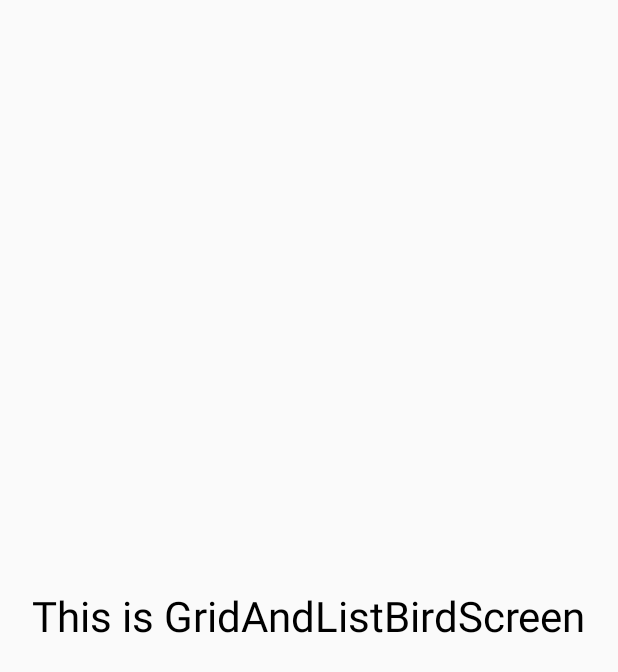
After one commit to hiroaki404/PublicPlayground, an Android app built with Jetpack Compose: the GridAndListBirdScreen screen opened through its navigation route, on a phone screen of 412 x 824 dp. The commit adds this screen. Shown: the top 672 px of the screen. Run offline under Robolectric (Android 15) with nearby library versions, the phone set to English and light mode, and no system bars; pictures from the network do not load; 2 statements that could not run were skipped.

Commit message:
feat: add GridAndListBirdScreen and navigation integration

```diff
--- a/app/src/main/java/com/example/publicplayground/shared_element_transition_and_animateBounds/BirdGridScreen.kt
+++ b/app/src/main/java/com/example/publicplayground/shared_element_transition_and_animateBounds/BirdGridScreen.kt
@@ -52,6 +52,7 @@ fun BirdGridScreen(
     goToCameraSpec: () -> Unit = {},
     goToQuiz: () -> Unit = {},
     goToLookaheadScopeUseLowLevelApiDemo: () -> Unit = {},
+    goToGridAndListBird: () -> Unit = {},
 ) {
     with(sharedTransitionScope) {
         Scaffold(
@@ -146,6 +147,9 @@ fun BirdGridScreen(
                 Button(onClick = goToLookaheadScopeUseLowLevelApiDemo) {
                     Text("Go to LookaheadScopeUseLowLevelApiDemo")
                 }
+                Button(onClick = goToGridAndListBird) {
+                    Text("Go to GridAndListBirdScreen")
+                }
                 Text("AI generated images for the images.")
             }
         }
--- a/app/src/main/java/com/example/publicplayground/shared_element_transition_and_animateBounds/Destination.kt
+++ b/app/src/main/java/com/example/publicplayground/shared_element_transition_and_animateBounds/Destination.kt
@@ -18,4 +18,7 @@ sealed class Destination {
 
     @Serializable
     object LookaheadScopeUseLowLevelApiDemo : Destination()
+
+    @Serializable
+    object GridAndListBird : Destination()
 }
--- /dev/null
+++ b/app/src/main/java/com/example/publicplayground/shared_element_transition_and_animateBounds/GridAndListBirdScreen.kt
@@ -0,0 +1,29 @@
+package com.example.publicplayground.shared_element_transition_and_animateBounds
+
+import androidx.compose.foundation.layout.Box
+import androidx.compose.foundation.layout.fillMaxSize
+import androidx.compose.material3.MaterialTheme
+import androidx.compose.material3.Text
+import androidx.compose.runtime.Composable
+import androidx.compose.ui.Alignment
+import androidx.compose.ui.Modifier
+import androidx.compose.ui.tooling.preview.Preview
+
+@Composable
+fun GridAndListBirdScreen(modifier: Modifier = Modifier) {
+    Box(
+        modifier = modifier.fillMaxSize(),
+        contentAlignment = Alignment.Center
+    ) {
+        Text(
+            text = "This is GridAndListBirdScreen",
+            style = MaterialTheme.typography.headlineMedium
+        )
+    }
+}
+
+@Preview(showBackground = true)
+@Composable
+fun GridAndListBirdScreenPreview() {
+    GridAndListBirdScreen()
+}
--- a/app/src/main/java/com/example/publicplayground/shared_element_transition_and_animateBounds/ShareElementPlayground.kt
+++ b/app/src/main/java/com/example/publicplayground/shared_element_transition_and_animateBounds/ShareElementPlayground.kt
@@ -39,6 +39,9 @@ fun ShareElementPlayground(modifier: Modifier = Modifier) {
                     },
                     goToLookaheadScopeUseLowLevelApiDemo = {
                         navController.navigate(Destination.LookaheadScopeUseLowLevelApiDemo)
+                    },
+                    goToGridAndListBird = {
+                        navController.navigate(Destination.GridAndListBird)
                     }
                 )
             }
@@ -77,6 +80,10 @@ fun ShareElementPlayground(modifier: Modifier = Modifier) {
             composable<Destination.LookaheadScopeUseLowLevelApiDemo> {
                 LookaheadScopeUseLowLevelApiDemoScreen()
             }
+
+            composable<Destination.GridAndListBird> {
+                GridAndListBirdScreen()
+            }
         }
     }
 }
```
Also changed, not shown: 1 other file.
